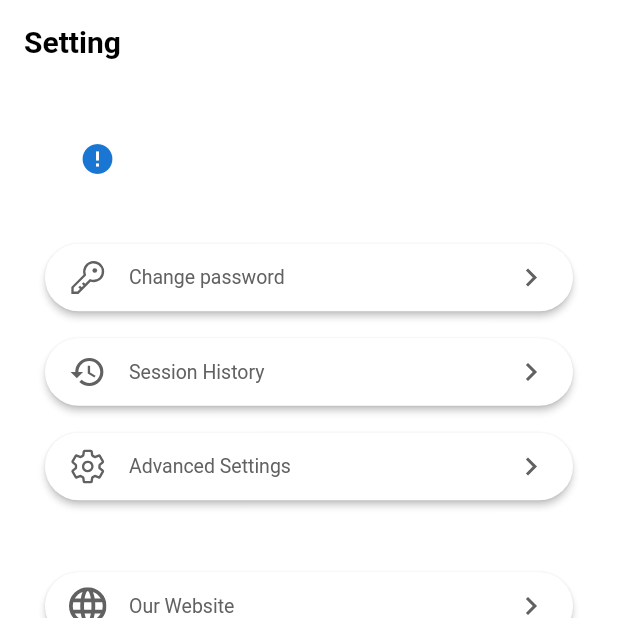
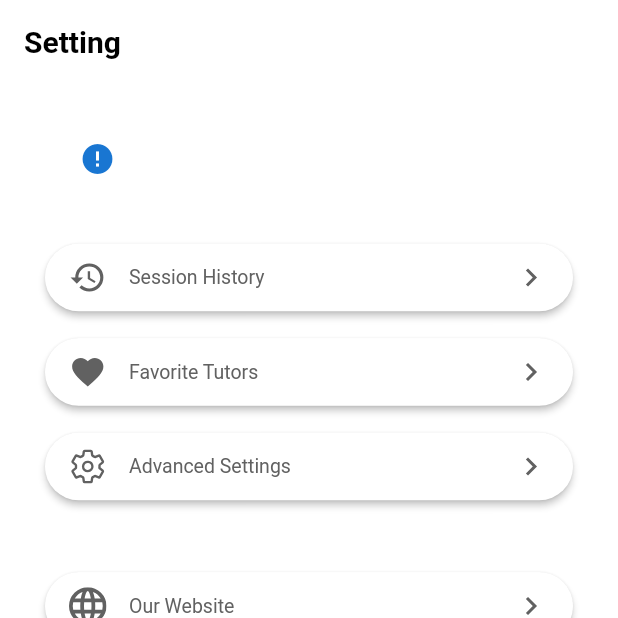
Before and after one commit to lethanhvietctt5/lettutor_mobile, a Flutter app: the NavigationBar screen opened by its route, item 5 of the bottom bar chosen, on a phone screen of 412 x 824 dp, the top half of it. Run offline on Flutter 3.47's test engine with Material 2 defaults, Android fonts, the phone set to English and light mode, and no system bars; drawn by our look-alikes of cached_network_image; our stand-ins replace chewie, firebase_auth, firebase_core, flutter_rating_bar, flutter_svg, google_sign_in and 4 more; missing offline and left inert: flutter_cached_pdfview, flutter_facebook_auth, jitsi_meet; accounts and stored records are empty; network calls fail.

```diff
--- a/lib/src/provider/auth_provider.dart
+++ b/lib/src/provider/auth_provider.dart
@@ -6,10 +6,14 @@ class AuthProvider extends ChangeNotifier {
   late User userLoggedIn;
   Tokens? tokens;
 
-
   void logIn(User user, Tokens _tokens) {
     userLoggedIn = user;
     tokens = _tokens;
+    notifyListeners();
+  }
+
+  void setUser(User user) {
+    userLoggedIn = user;
     notifyListeners();
   }
 
--- a/lib/src/routes/route.dart
+++ b/lib/src/routes/route.dart
@@ -30,6 +30,7 @@ const String feedbackPage = 'feedback';
 const String bookDetailPage = 'bookDetail';
 const String changePasswordPage = 'changePassword';
 const String recordVideoPage = 'recordVideo';
+const String favoriteTutorPage = 'favoriteTutor';
 
 Route<dynamic> controller(RouteSettings settings) {
   switch (settings.name) {
@@ -51,6 +52,9 @@ Route<dynamic> controller(RouteSettings settings) {
       return MaterialPageRoute(builder: (context) => const BookDetail());
     case changePasswordPage:
       return MaterialPageRoute(builder: (context) => const ChangePasswordPage());
+    case favoriteTutorPage:
+      return MaterialPageRoute(builder: (context) => const ChangePasswordPage());
+
     case recordVideoPage:
       return MaterialPageRoute(builder: (context) {
         Map<String, String> arg = settings.arguments as Map<String, String>;
--- a/lib/src/screens/setting_page/setting.dart
+++ b/lib/src/screens/setting_page/setting.dart
@@ -72,18 +72,25 @@ class _SettingPageState extends State<SettingPage> {
               ),
             ),
             Column(
-              children: const <Widget>[
-                SettingButton(
-                  icon: "asset/svg/ic_password2.svg",
-                  title: "Change password",
-                  routeName: routes.changePasswordPage,
-                ),
-                SettingButton(
+              children: <Widget>[
+                userAuth.roles != null && userAuth.roles!.contains("CHANGE_PASSWORD")
+                    ? const SettingButton(
+                        icon: "asset/svg/ic_password2.svg",
+                        title: "Change password",
+                        routeName: routes.changePasswordPage,
+                      )
+                    : Container(),
+                const SettingButton(
                   icon: "asset/svg/ic_history.svg",
                   title: "Session History",
                   routeName: routes.sessionHistoryPage,
                 ),
-                SettingButton(
+                const SettingButton(
+                  icon: "asset/svg/ic_heart_fill.svg",
+                  title: "Favorite Tutors",
+                  routeName: routes.sessionHistoryPage,
+                ),
+                const SettingButton(
                   icon: "asset/svg/ic_setting2.svg",
                   title: "Advanced Settings",
                   routeName: routes.advancedSettingPage,
```
Also changed, not shown: lib/src/screens/profile_page/profile_page.dart (+30 -13 lines), lib/src/screens/tutor_profile/components/booking_feature.dart (+9 -0 lines), lib/src/services/user_service.dart (+39 -7 lines), 1 other file.
